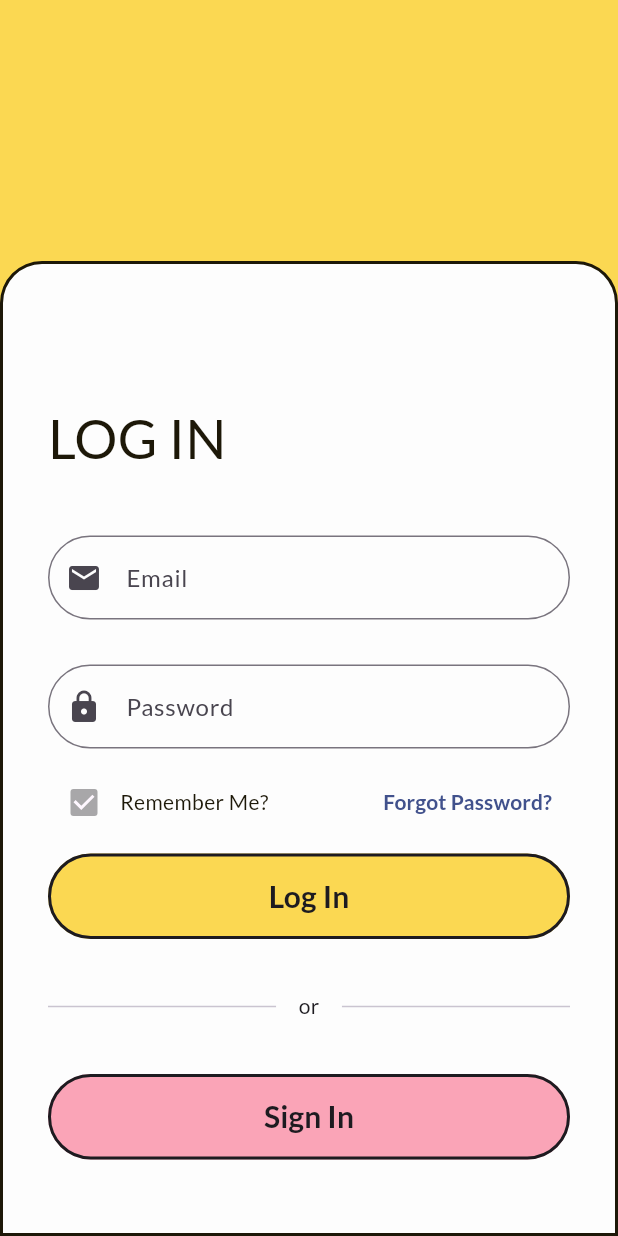
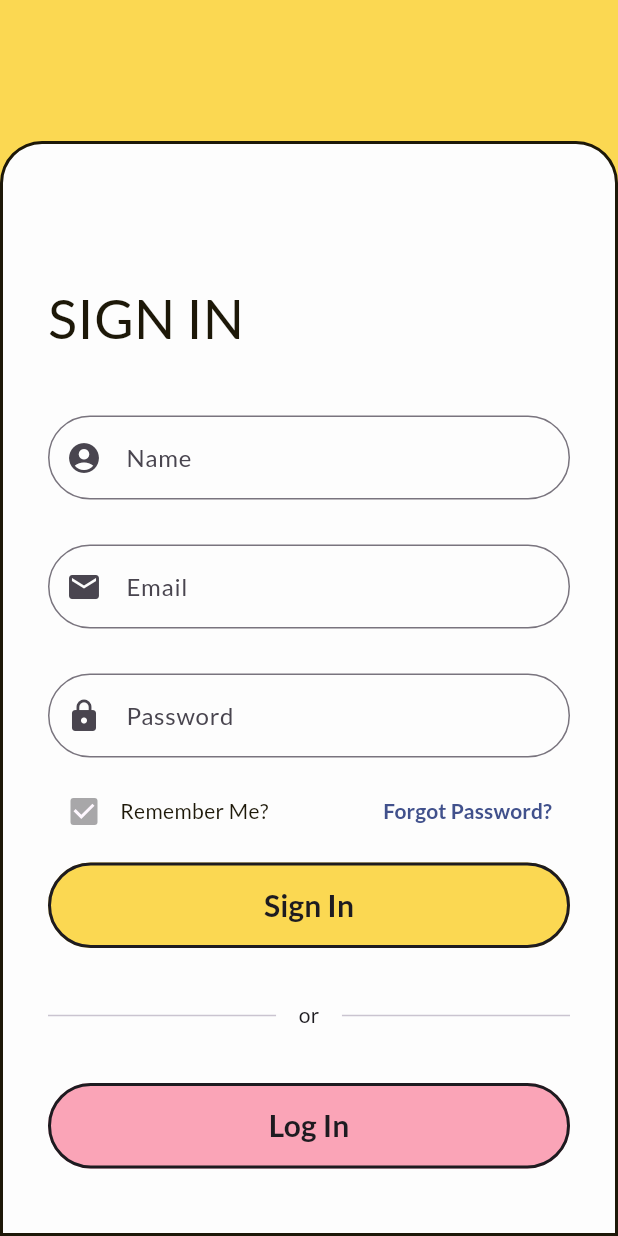
Before and after one commit to SimonFine/Lodowka, a Flutter app: the screen it shows after launch, after a tap on "Sign In", on a phone screen of 412 x 824 dp. Run offline on Flutter 3.47's test engine with Material 3 defaults, Android fonts, the phone set to English and light mode, and no system bars; our stand-ins replace google_fonts.

Commit message:
add sign in page

```diff
--- a/lodowka/lib/pages/LogIn.dart
+++ b/lodowka/lib/pages/LogIn.dart
@@ -140,7 +140,13 @@ class _LogInState extends State<LogIn> {
                   width: double.infinity,
                   child: FilledButton(
                     onPressed: () {
-                    },
+                      Navigator.push(
+                        context,
+                        MaterialPageRoute(
+                          builder: (context) => Signin(title: 'Sign In') // Correct class name
+                        ),
+                      );
+                      },
                     child: Text('Sign In',
                       style: TextStyle(
                         fontSize: 20,
--- a/lodowka/lib/pages/SignIn.dart
+++ b/lodowka/lib/pages/SignIn.dart
@@ -0,0 +1,179 @@
+import 'package:flutter/material.dart';
+import 'LogIn.dart';
+
+class Signin extends StatefulWidget {
+  const Signin({super.key, required this.title});
+
+  final String title;
+
+  @override
+  State<Signin> createState() => _SigninState();
+}
+
+class _SigninState extends State<Signin> {
+  @override
+  Widget build(BuildContext context) {
+    return Scaffold(
+      backgroundColor: const Color(0xFFFBD852), // Set the background color to yellow
+      body: Align(
+        alignment: Alignment.bottomCenter,
+        child: Container(
+          height: 730,
+          decoration: BoxDecoration(
+            color: const Color(0xFFFDFDFD),
+            borderRadius: const BorderRadius.only(
+              topLeft: Radius.circular(28),
+              topRight: Radius.circular(28),
+            ),
+            border: Border.all(
+              color: const Color(0xFF1D1808),
+              width: 2.0,
+            ),
+          ),
+          child: Padding(
+            padding: const EdgeInsets.only(
+              top: 90,
+              left: 30,
+              right: 30,
+              bottom: 33,
+            ),
+            child: Column(
+              crossAxisAlignment: CrossAxisAlignment.stretch,
+              // ignore: prefer_const_literals_to_create_immutables
+              children: [
+                Text(
+                  'SIGN IN',
+                  style: TextStyle(
+                    color: Color(0xFF1D1808),
+                    fontSize: 36,
+                  ),
+                ),
+                SizedBox(height: 40),
+                TextField(
+                  obscureText: false,
+                  decoration: InputDecoration(
+                    border: OutlineInputBorder(borderRadius: BorderRadius.circular(100)),
+                    prefixIcon: Icon(Icons.account_circle),
+                    labelText: 'Name',
+                  ),
+                ),
+                SizedBox(height: 30),
+                TextField(
+                  obscureText: false,
+                  decoration: InputDecoration(
+                    border: OutlineInputBorder(borderRadius: BorderRadius.circular(100)),
+                    prefixIcon: Icon(Icons.email),
+                    labelText: 'Email',
+                  ),
+                ),
+                SizedBox(height: 30),
+                TextField(
+                  obscureText: true,
+                  decoration: InputDecoration(
+                    border: OutlineInputBorder(borderRadius: BorderRadius.circular(100)),
+                    prefixIcon: Icon(Icons.lock),
+                    labelText: 'Password',
+                  ),
+                ),
+                SizedBox(height: 12),
+                Row(
+                  mainAxisAlignment: MainAxisAlignment.spaceBetween,
+                  // ignore: prefer_const_literals_to_create_immutables
+                  children: [
+                    Row(
+                      children: [
+                        Checkbox(value: true, onChanged: null),
+                        Text('Remember Me?',
+                          style: TextStyle(
+                          color: Color(0xFF1D1808),
+                          fontSize: 14)),
+                      ],
+                    ),
+                    TextButton(
+                      onPressed: () {},
+                      child: Text('Forgot Password?',
+                        style: TextStyle(
+                          color: Color(0xFF41518C),
+                          fontWeight: FontWeight.bold
+                        ),),
+                    ),
+                  ],
+                ),
+                SizedBox(height: 10),
+                SizedBox(
+                  width: double.infinity,
+                  child: FilledButton(
+                    onPressed: () {},
+                    child: Text('Sign In',style: TextStyle(
+                        fontSize: 20,
+                        fontWeight: FontWeight.bold,
+                        color: Color(0xFF1D1B20)),),
+                    style: FilledButton.styleFrom(
+                    backgroundColor: Color(0xFFFBD852),
+                    padding: EdgeInsets.all(14),
+                    side: BorderSide(
+                      color: Color(0xFF1D1B20),
+                      width: 2
+                    )
+                    ),
+                  ),
+                ),
+                SizedBox(height: 35),
+                const Row(
+                  children: [
+                    Expanded(
+                      child: Divider(
+                        height: 2,
+                        color: Color(0xFFCAC4D0),
+                      ),
+                    ),
+                    Padding(
+                      padding: EdgeInsets.only(
+                        left: 15,
+                        right: 15
+                      ),
+                      child: Text('or'),
+                    ),
+                    Expanded(
+                      child: Divider(
+                        height: 2,
+                        color: Color(0xFFCAC4D0),
+                      ),
+                    ),
+                  ],
+                ),
+                SizedBox(height: 35),
+                SizedBox(
+                  width: double.infinity,
+                  child: FilledButton(
+                   onPressed: () {
+                      Navigator.push(
+                        context,
+                        MaterialPageRoute(
+                          builder: (context) =>  LogIn(title: 'Lodowka login page') // Correct class name
+                        ),
+                      );
+                      },
+                    child: Text('Log In',
+                      style: TextStyle(
+                        fontSize: 20,
+                        fontWeight: FontWeight.bold,
+                        color: Color(0xFF1D1B20)),),
+                    style: FilledButton.styleFrom(
+                    backgroundColor: Color(0xFFFAA4B7),
+                    padding: EdgeInsets.all(14),
+                    side: BorderSide(
+                      color: Color(0xFF1D1B20),
+                      width: 2
+                    )
+                    ),
+                  ),
+                ),
+              ],
+            ),
+          ),
+        ),
+      ),
+    );
+  }
+}
```
